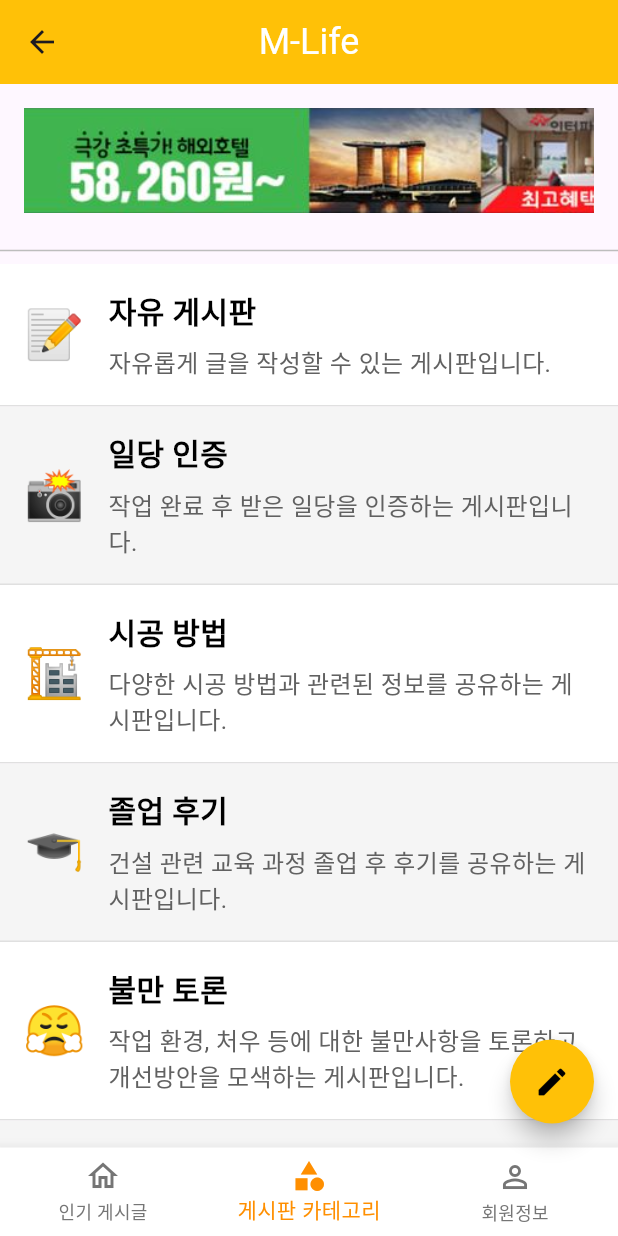
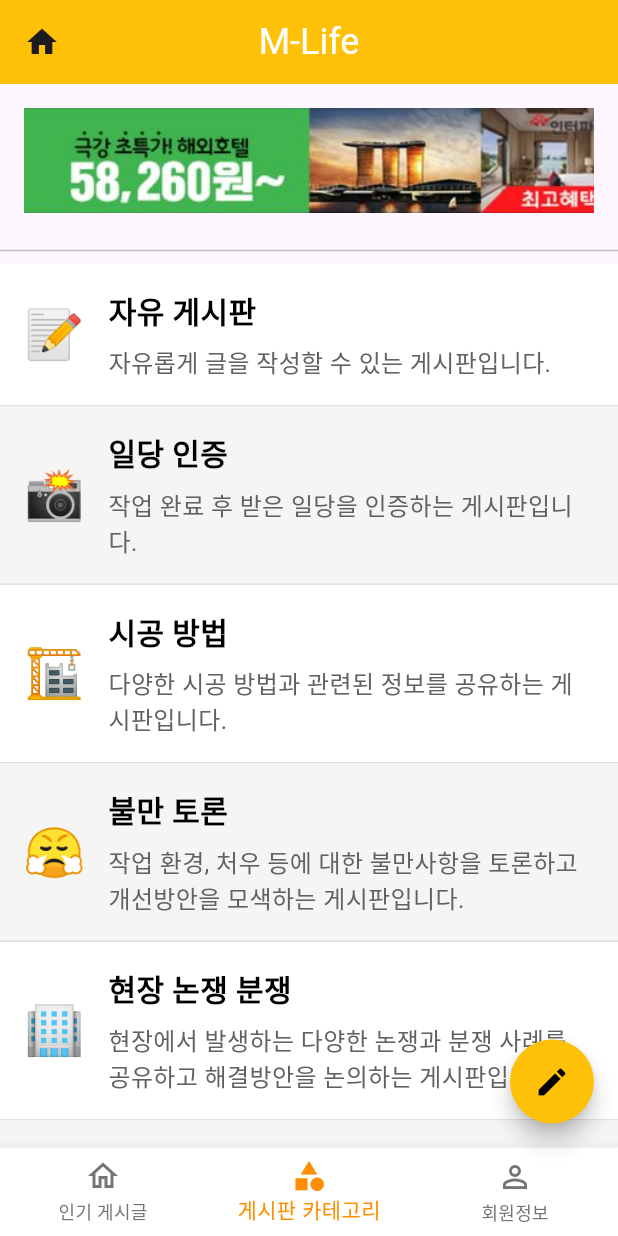
Before and after one commit to No-MLife/Life, a Flutter app: the CategoryBoardPage screen opened directly, item 2 of the bottom bar chosen, on a phone screen of 412 x 824 dp. Run offline on Flutter 3.47's test engine with Material 3 defaults, Android fonts, the phone set to English and light mode, and no system bars; our stand-ins replace cached_network_image, get, image_picker, validators; network calls fail; Roboto replaces fonts that are missing (CustomFont).

Commit message:
#43 게시글업데이트_hotfix
- 게시글 작성시 돌아갈 페이지가 없어서 강제종료 되는 에러 해결
- 이미지가 있을 시 이미지 표시 추가
- 불필요 게시판 삭제

```diff
--- a/flutterworkspace/m_life_app/lib/util/post_category.dart
+++ b/flutterworkspace/m_life_app/lib/util/post_category.dart
@@ -2,15 +2,13 @@ enum Category {
   free(2, '자유 게시판', '자유롭게 글을 작성할 수 있는 게시판입니다.'),
   dailyProof(3, '일당 인증', '작업 완료 후 받은 일당을 인증하는 게시판입니다.'),
   constructionMethod(4, '시공 방법', '다양한 시공 방법과 관련된 정보를 공유하는 게시판입니다.'),
-  graduationReview(5, '졸업 후기', '건설 관련 교육 과정 졸업 후 후기를 공유하는 게시판입니다.'),
   complaintDiscussion(
-      6, '불만 토론', '작업 환경, 처우 등에 대한 불만사항을 토론하고 개선방안을 모색하는 게시판입니다.'),
+      5, '불만 토론', '작업 환경, 처우 등에 대한 불만사항을 토론하고 개선방안을 모색하는 게시판입니다.'),
   siteDebateDispute(
-      7, '현장 논쟁 분쟁', '현장에서 발생하는 다양한 논쟁과 분쟁 사례를 공유하고 해결방안을 논의하는 게시판입니다.'),
-  unionRelated(8, '노조 관련', '건설 노동조합과 관련된 소식, 활동, 정보 등을 공유하는 게시판입니다.'),
+      6, '현장 논쟁 분쟁', '현장에서 발생하는 다양한 논쟁과 분쟁 사례를 공유하고 해결방안을 논의하는 게시판입니다.'),
   equipmentRecommendation(
-      9, '장비 추천', '건설 현장에서 사용되는 각종 장비, 공구 등에 대한 추천과 사용 팁을 공유하는 게시판입니다.'),
-  restaurant(10, '맛집', '건설 현장 주변의 맛집 정보를 공유하는 게시판입니다.');
+      7, '장비 추천', '건설 현장에서 사용되는 각종 장비, 공구 등에 대한 추천과 사용 팁을 공유하는 게시판입니다.'),
+  restaurant(8, '맛집', '건설 현장 주변의 맛집 정보를 공유하는 게시판입니다.');
 
   final int id;
   final String name;
--- a/flutterworkspace/m_life_app/lib/view/components/category_emogi.dart
+++ b/flutterworkspace/m_life_app/lib/view/components/category_emogi.dart
@@ -8,14 +8,10 @@ String getCategoryEmoji(Category category) {
       return '📸';
     case Category.constructionMethod:
       return '🏗️';
-    case Category.graduationReview:
-      return '🎓';
     case Category.complaintDiscussion:
       return '😤';
     case Category.siteDebateDispute:
       return '🏢';
-    case Category.unionRelated:
-      return '🤝';
     case Category.equipmentRecommendation:
       return '🔧';
     case Category.restaurant:
--- a/flutterworkspace/m_life_app/lib/view/pages/post/category_page.dart
+++ b/flutterworkspace/m_life_app/lib/view/pages/post/category_page.dart
@@ -13,10 +13,8 @@ import 'category/complaint_discussion_page.dart';
 import 'category/construction_method_page.dart';
 import 'category/daily_proof_page.dart';
 import 'category/equipment_recommendation_page.dart';
-import 'category/graduation_review_page.dart';
 import 'category/restaurant_page.dart';
 import 'category/site_debate_dispute_page.dart';
-import 'category/union_related_page.dart';
 
 class CategoryPage extends StatelessWidget {
   @override
@@ -25,7 +23,7 @@ class CategoryPage extends StatelessWidget {
 
     return Scaffold(
       appBar: CustomAppBar(
-        isHome: false,
+        isHome: true,
         title: 'M-Life',
         onBackPressed: () => Get.offAll(() => HomePage()),
       ),
@@ -75,17 +73,11 @@ class CategoryPage extends StatelessWidget {
                 case Category.constructionMethod:
                   Get.to(() => ConstructionMethodPage());
                   break;
-                case Category.graduationReview:
-                  Get.to(() => GraduationReviewPage());
-                  break;
                 case Category.complaintDiscussion:
                   Get.to(() => ComplaintDiscussionPage());
                   break;
                 case Category.siteDebateDispute:
                   Get.to(() => SiteDebateDisputePage());
-                  break;
-                case Category.unionRelated:
-                  Get.to(() => UnionRelatedPage());
                   break;
                 case Category.equipmentRecommendation:
                   Get.to(() => EquipmentRecommendationPage());
--- a/flutterworkspace/m_life_app/lib/view/pages/user/user_info.dart
+++ b/flutterworkspace/m_life_app/lib/view/pages/user/user_info.dart
@@ -185,8 +185,9 @@ class _ProfileSettingsPageState extends State<UserInfo> {
             ),
           ),
           SizedBox(height: 20),
-          TextField(
+          TextFormField(
             controller: _nameController,
+            enabled: false, // 수정 불가능하도록 설정
             decoration: InputDecoration(
               labelText: '사용자 이름',
               labelStyle: TextStyle(color: Colors.black54),
```
Also changed, not shown: flutterworkspace/m_life_app/lib/view/components/category_board_page.dart (+6 -10 lines), flutterworkspace/m_life_app/lib/view/components/post_item.dart (+12 -7 lines), flutterworkspace/m_life_app/lib/view/pages/post/category/graduation_review_page.dart (deleted, +0 -10 lines), flutterworkspace/m_life_app/lib/view/pages/post/category/union_related_page.dart (deleted, +0 -10 lines), flutterworkspace/m_life_app/lib/view/pages/post/home_page.dart (+5 -10 lines), flutterworkspace/m_life_app/lib/view/pages/post/wrtie_page.dart (+3 -10 lines), 1 other file.
